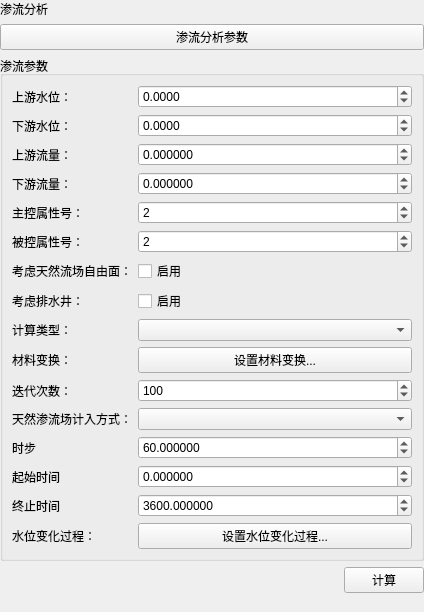
Old version of the form plugins/Base_Slover/SeepageWidget.ui in the repository asd977/base_cae.
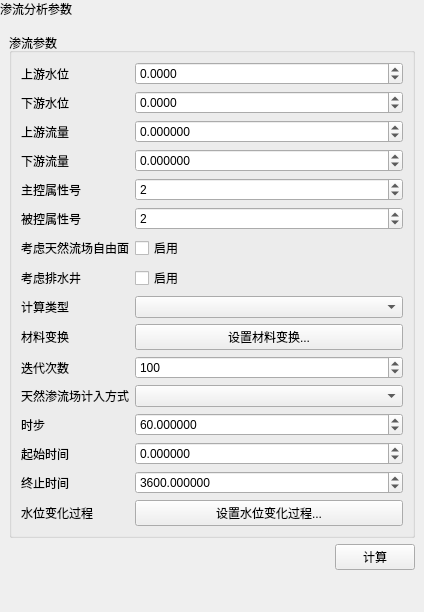
New version of the form.

What changed in the file:
```diff
--- a/plugins/Base_Slover/SeepageWidget.ui
+++ b/plugins/Base_Slover/SeepageWidget.ui
@@ -27,20 +27,36 @@
     <number>0</number>
    </property>
    <item>
-    <widget class="QLabel" name="pageNameLabel">
-     <property name="text">
-      <string>渗流分析</string>
+    <widget class="QLabel" name="pageHeaderLabel">
+     <property name="sizePolicy">
+      <sizepolicy hsizetype="Preferred" vsizetype="Fixed">
+       <horstretch>0</horstretch>
+       <verstretch>0</verstretch>
+      </sizepolicy>
      </property>
-    </widget>
-   </item>
-   <item>
-    <widget class="QPushButton" name="sectionTitleButton">
      <property name="text">
       <string>渗流分析参数</string>
      </property>
     </widget>
    </item>
    <item>
+    <layout class="QVBoxLayout" name="contentLayout">
+     <property name="leftMargin">
+      <number>9</number>
+     </property>
+     <property name="topMargin">
+      <number>9</number>
+     </property>
+     <property name="rightMargin">
+      <number>9</number>
+     </property>
+     <property name="bottomMargin">
+      <number>9</number>
+     </property>
+     <property name="spacing">
+      <number>6</number>
+     </property>
+     <item>
     <widget class="QGroupBox" name="groupBoxParameters">
      <property name="title">
       <string>渗流参数</string>
@@ -64,6 +80,12 @@
         <property name="maximum">
          <double>1000000.000000000000000</double>
         </property>
+          <property name="minimumSize">
+           <size>
+            <width>10</width>
+            <height>0</height>
+           </size>
+          </property>
        </widget>
       </item>
       <item row="2" column="1">
@@ -77,12 +99,21 @@
         <property name="maximum">
          <double>1000000.000000000000000</double>
         </property>
+          <property name="minimumSize">
+           <size>
+            <width>10</width>
+            <height>0</height>
+           </size>
+          </property>
        </widget>
       </item>
       <item row="1" column="0">
        <widget class="QLabel" name="labelDownWater">
         <property name="text">
-         <string>下游水位：</string>
+           <string>下游水位</string>
+          </property>
+          <property name="wordWrap">
+           <bool>false</bool>
         </property>
        </widget>
       </item>
@@ -103,6 +134,12 @@
         <property name="value">
          <double>3600.000000000000000</double>
         </property>
+          <property name="minimumSize">
+           <size>
+            <width>10</width>
+            <height>0</height>
+           </size>
+          </property>
        </widget>
       </item>
       <item row="22" column="1">
@@ -115,7 +152,10 @@
       <item row="5" column="0">
        <widget class="QLabel" name="labelControlledPropertyNo">
         <property name="text">
-         <string>被控属性号：</string>
+           <string>被控属性号</string>
+          </property>
+          <property name="wordWrap">
+           <bool>false</bool>
         </property>
        </widget>
       </item>
@@ -129,7 +169,10 @@
       <item row="8" column="0">
        <widget class="QLabel" name="labelComputeType">
         <property name="text">
-         <string>计算类型：</string>
+           <string>计算类型</string>
+          </property>
+          <property name="wordWrap">
+           <bool>false</bool>
         </property>
        </widget>
       </item>
@@ -142,7 +185,10 @@
          </sizepolicy>
         </property>
         <property name="text">
-         <string>上游水位：</string>
+           <string>上游水位</string>
+          </property>
+          <property name="wordWrap">
+           <bool>false</bool>
         </property>
        </widget>
       </item>
@@ -157,15 +203,31 @@
         <property name="maximum">
          <double>1000000.000000000000000</double>
         </property>
+          <property name="minimumSize">
+           <size>
+            <width>10</width>
+            <height>0</height>
+           </size>
+          </property>
        </widget>
       </item>
       <item row="18" column="1">
-       <widget class="QComboBox" name="comboItagFree" />
+         <widget class="QComboBox" name="comboItagFree">
+          <property name="minimumSize">
+           <size>
+            <width>10</width>
+            <height>0</height>
+           </size>
+          </property>
+         </widget>
       </item>
       <item row="19" column="0">
        <widget class="QLabel" name="label">
         <property name="text">
-         <string>时步 </string>
+           <string>时步</string>
+          </property>
+          <property name="wordWrap">
+           <bool>false</bool>
         </property>
        </widget>
       </item>
@@ -180,40 +242,61 @@
         <property name="maximum">
          <double>1000000.000000000000000</double>
         </property>
+          <property name="minimumSize">
+           <size>
+            <width>10</width>
+            <height>0</height>
+           </size>
+          </property>
        </widget>
       </item>
       <item row="2" column="0">
        <widget class="QLabel" name="labelUpFlux">
         <property name="text">
-         <string>上游流量：</string>
+           <string>上游流量</string>
+          </property>
+          <property name="wordWrap">
+           <bool>false</bool>
         </property>
        </widget>
       </item>
       <item row="20" column="0">
        <widget class="QLabel" name="label_2">
         <property name="text">
-         <string>起始时间 </string>
+           <string>起始时间</string>
+          </property>
+          <property name="wordWrap">
+           <bool>false</bool>
         </property>
        </widget>
       </item>
       <item row="21" column="0">
        <widget class="QLabel" name="label_3">
         <property name="text">
-         <string>终止时间 </string>
+           <string>终止时间</string>
+          </property>
+          <property name="wordWrap">
+           <bool>false</bool>
         </property>
        </widget>
       </item>
       <item row="17" column="0">
        <widget class="QLabel" name="labelIter">
         <property name="text">
-         <string>迭代次数：</string>
+           <string>迭代次数</string>
+          </property>
+          <property name="wordWrap">
+           <bool>false</bool>
         </property>
        </widget>
       </item>
       <item row="4" column="0">
        <widget class="QLabel" name="labelMainPropertyNo">
         <property name="text">
-         <string>主控属性号：</string>
+           <string>主控属性号</string>
+          </property>
+          <property name="wordWrap">
+           <bool>false</bool>
         </property>
        </widget>
       </item>
@@ -228,6 +311,12 @@
         <property name="value">
          <number>2</number>
         </property>
+          <property name="minimumSize">
+           <size>
+            <width>10</width>
+            <height>0</height>
+           </size>
+          </property>
        </widget>
       </item>
       <item row="10" column="1">
@@ -240,7 +329,10 @@
       <item row="6" column="0">
        <widget class="QLabel" name="labelNaturalFreeSurface">
         <property name="text">
-         <string>考虑天然流场自由面：</string>
+           <string>考虑天然流场自由面</string>
+          </property>
+          <property name="wordWrap">
+           <bool>false</bool>
         </property>
        </widget>
       </item>
@@ -261,6 +353,12 @@
         <property name="value">
          <double>0.000000000000000</double>
         </property>
+          <property name="minimumSize">
+           <size>
+            <width>10</width>
+            <height>0</height>
+           </size>
+          </property>
        </widget>
       </item>
       <item row="4" column="1">
@@ -274,19 +372,31 @@
         <property name="value">
          <number>2</number>
         </property>
+          <property name="minimumSize">
+           <size>
+            <width>10</width>
+            <height>0</height>
+           </size>
+          </property>
        </widget>
       </item>
       <item row="18" column="0">
        <widget class="QLabel" name="labelItagFree">
         <property name="text">
-         <string>天然渗流场计入方式：</string>
+           <string>天然渗流场计入方式</string>
+          </property>
+          <property name="wordWrap">
+           <bool>false</bool>
         </property>
        </widget>
       </item>
       <item row="22" column="0">
        <widget class="QLabel" name="labelHwDropFiles">
         <property name="text">
-         <string>水位变化过程：</string>
+           <string>水位变化过程</string>
+          </property>
+          <property name="wordWrap">
+           <bool>false</bool>
         </property>
        </widget>
       </item>
@@ -307,29 +417,51 @@
         <property name="value">
          <double>60.000000000000000</double>
         </property>
+          <property name="minimumSize">
+           <size>
+            <width>10</width>
+            <height>0</height>
+           </size>
+          </property>
        </widget>
       </item>
       <item row="8" column="1">
-       <widget class="QComboBox" name="comboComputeType" />
+         <widget class="QComboBox" name="comboComputeType">
+          <property name="minimumSize">
+           <size>
+            <width>10</width>
+            <height>0</height>
+           </size>
+          </property>
+         </widget>
       </item>
       <item row="3" column="0">
        <widget class="QLabel" name="labelDownFlux">
         <property name="text">
-         <string>下游流量：</string>
+           <string>下游流量</string>
+          </property>
+          <property name="wordWrap">
+           <bool>false</bool>
         </property>
        </widget>
       </item>
       <item row="10" column="0">
        <widget class="QLabel" name="labelGlobalMappings">
         <property name="text">
-         <string>材料变换：</string>
+           <string>材料变换</string>
+          </property>
+          <property name="wordWrap">
+           <bool>false</bool>
         </property>
        </widget>
       </item>
       <item row="7" column="0">
        <widget class="QLabel" name="labelDrainWell">
         <property name="text">
-         <string>考虑排水井：</string>
+           <string>考虑排水井</string>
+          </property>
+          <property name="wordWrap">
+           <bool>false</bool>
         </property>
        </widget>
       </item>
@@ -344,6 +476,12 @@
         <property name="value">
          <number>100</number>
         </property>
+          <property name="minimumSize">
+           <size>
+            <width>10</width>
+            <height>0</height>
+           </size>
+          </property>
        </widget>
       </item>
      </layout>
@@ -385,6 +523,8 @@
       </size>
      </property>
     </spacer>
+     </item>
+    </layout>
    </item>
   </layout>
  </widget>
```
Lines whose indentation alone changed are shown as unchanged.
